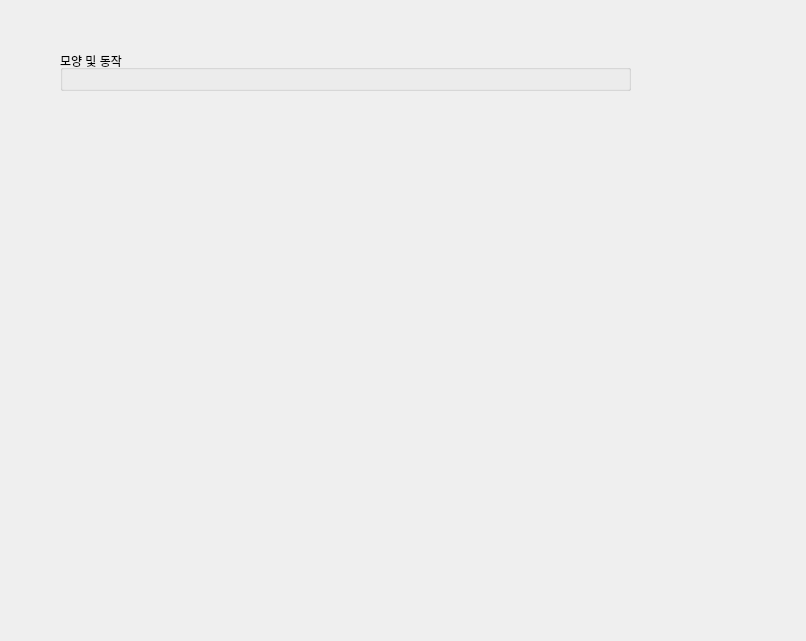
Above: src/Settings/GeneralOptionWidget.ui from KimYubin/SolTranslator before the change. Below: the same form after it.
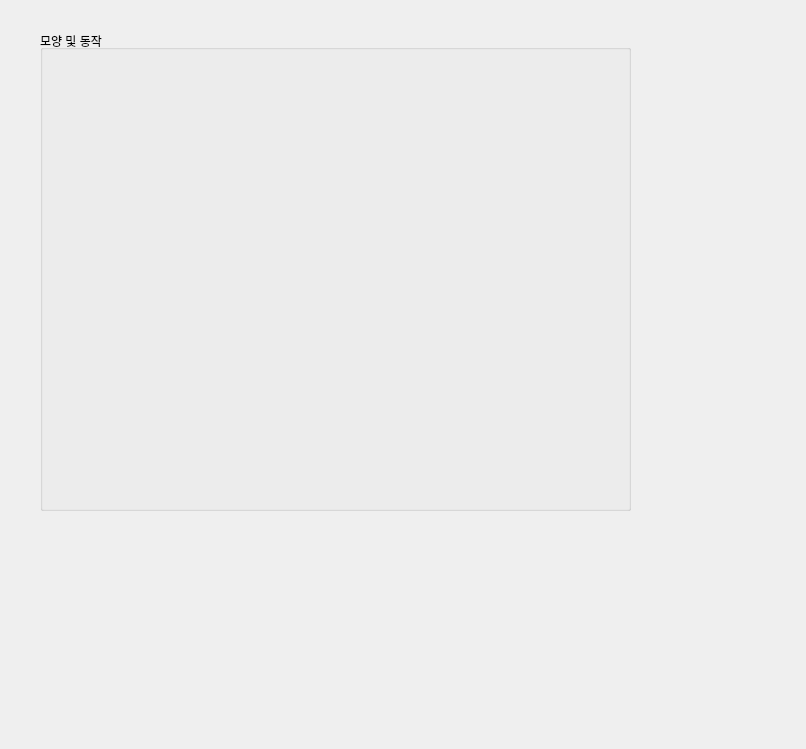
That is the form after the change.

```diff
--- a/src/Settings/GeneralOptionWidget.ui
+++ b/src/Settings/GeneralOptionWidget.ui
@@ -7,7 +7,7 @@
     <x>0</x>
     <y>0</y>
     <width>806</width>
-    <height>641</height>
+    <height>749</height>
    </rect>
   </property>
   <property name="windowTitle">
@@ -23,19 +23,10 @@
     </rect>
    </property>
    <layout class="QGridLayout" name="mainLayout" rowstretch="0,0">
-    <property name="leftMargin">
-     <number>20</number>
-    </property>
-    <property name="topMargin">
-     <number>20</number>
-    </property>
-    <property name="bottomMargin">
-     <number>20</number>
-    </property>
     <property name="spacing">
      <number>0</number>
     </property>
-    <item row="1" column="0" alignment="Qt::AlignmentFlag::AlignTop">
+    <item row="1" column="0">
      <widget class="QGroupBox" name="engineGroup">
       <property name="title">
        <string>모양 및 동작</string>
```
